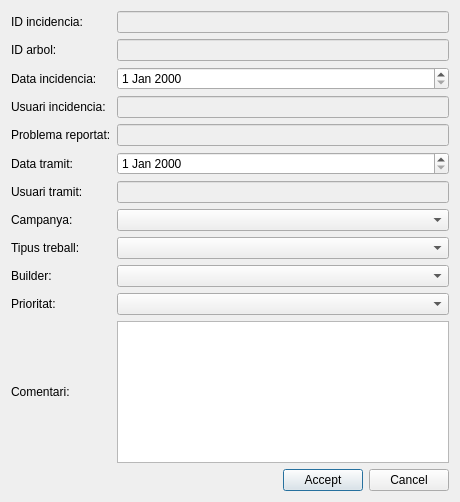
Giswater/giswater_qgis_plugin, file ui/tm/incident_planning.ui: the form before one commit.
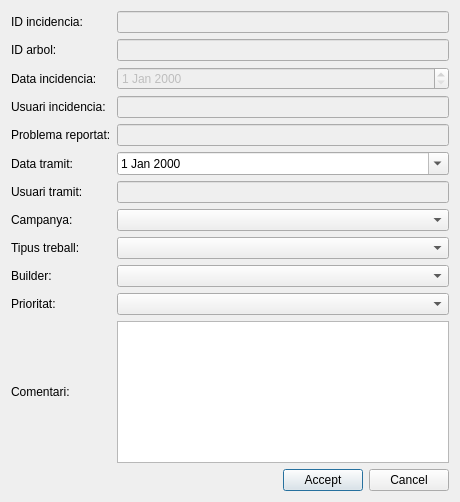
The form after the commit.

Commit message: ui - incident planning - fix dates

Patch:
```diff
--- a/ui/tm/incident_planning.ui
+++ b/ui/tm/incident_planning.ui
@@ -102,7 +102,11 @@
       </widget>
      </item>
      <item row="5" column="1">
-      <widget class="QDateEdit" name="process_date"/>
+      <widget class="QDateEdit" name="process_date">
+       <property name="calendarPopup">
+        <bool>true</bool>
+       </property>
+      </widget>
      </item>
      <item row="8" column="0">
       <widget class="QLabel" name="lbl_work_id">
@@ -166,7 +170,11 @@
       </widget>
      </item>
      <item row="2" column="1">
-      <widget class="QDateEdit" name="incident_date"/>
+      <widget class="QDateEdit" name="incident_date">
+       <property name="enabled">
+        <bool>false</bool>
+       </property>
+      </widget>
      </item>
     </layout>
    </item>
```
